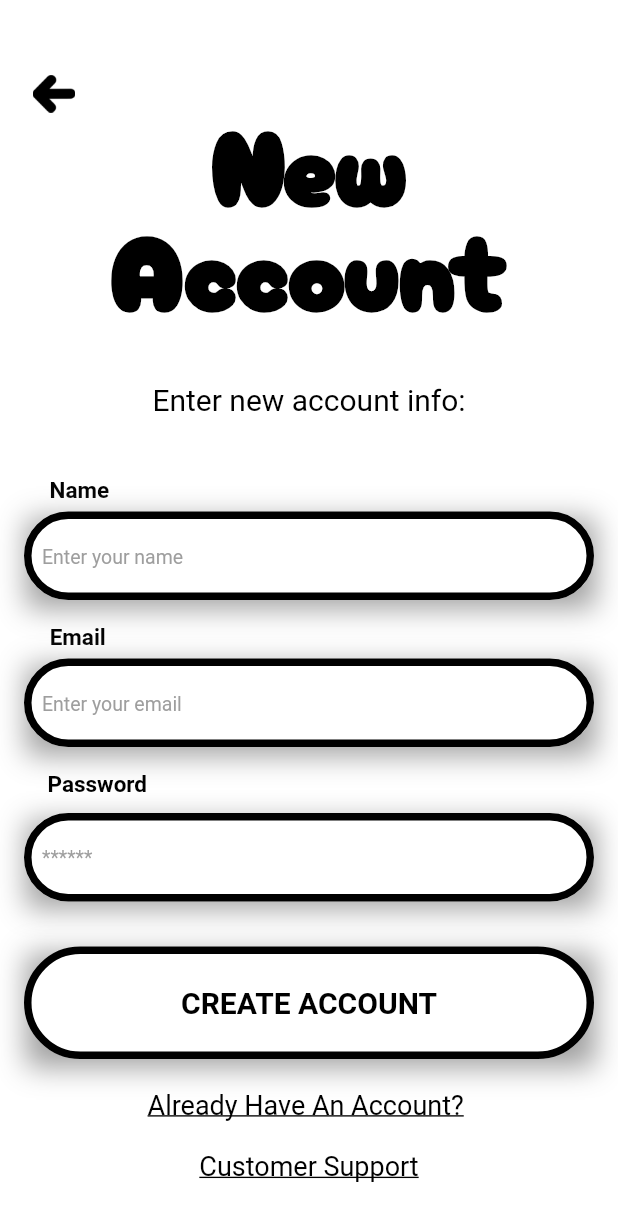
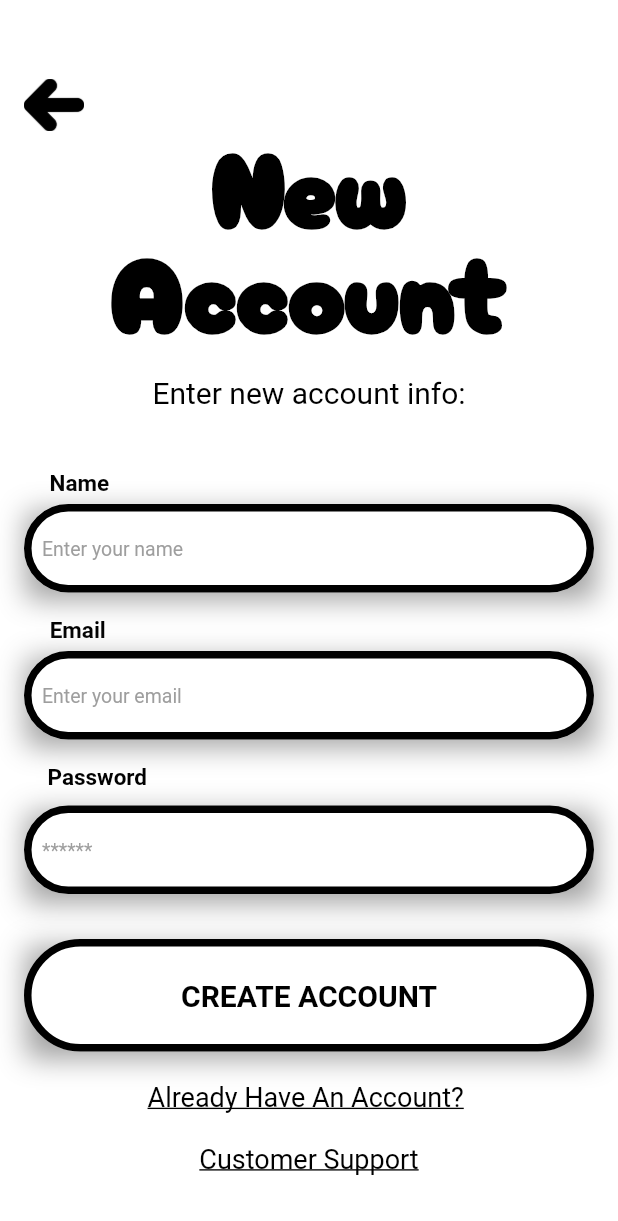
Before and after one commit to LionelQuintanilla/CECS_491A_Senior_Project, a Flutter app: the SignUpScreen screen opened directly, on a phone screen of 412 x 824 dp. Shown: the top 1221 px of the screen. Run offline on Flutter 3.47's test engine with Material 2 defaults, Android fonts, the light colour scheme and no system bars; our stand-ins replace firebase_auth, firebase_core, lottie; missing offline and left inert: flutter_overlay_loader; accounts and stored records are empty.

Commit message:
Changed sizes of boxes and arrow

```diff
--- a/firebasetest/lib/screens/sign_up.dart
+++ b/firebasetest/lib/screens/sign_up.dart
@@ -54,7 +54,7 @@ class _SignUpScreenState extends State<SignUpScreen> {
                   GestureDetector(
                     onTap: () => Navigator.pop(context),
                     child: Image.asset('assets/images/backArrow.png',
-                           height: 25,
+                           height: 40,
                            width: 40)
                   ),
                   const SizedBox(height: 0),
@@ -68,7 +68,7 @@ class _SignUpScreenState extends State<SignUpScreen> {
                     ),
                     textAlign: TextAlign.center,
                   ),
-                  const SizedBox(height: 40),
+                  const SizedBox(height: 20),
                   const Align(
                     alignment: Alignment.center,
                     child:  Text(
```
